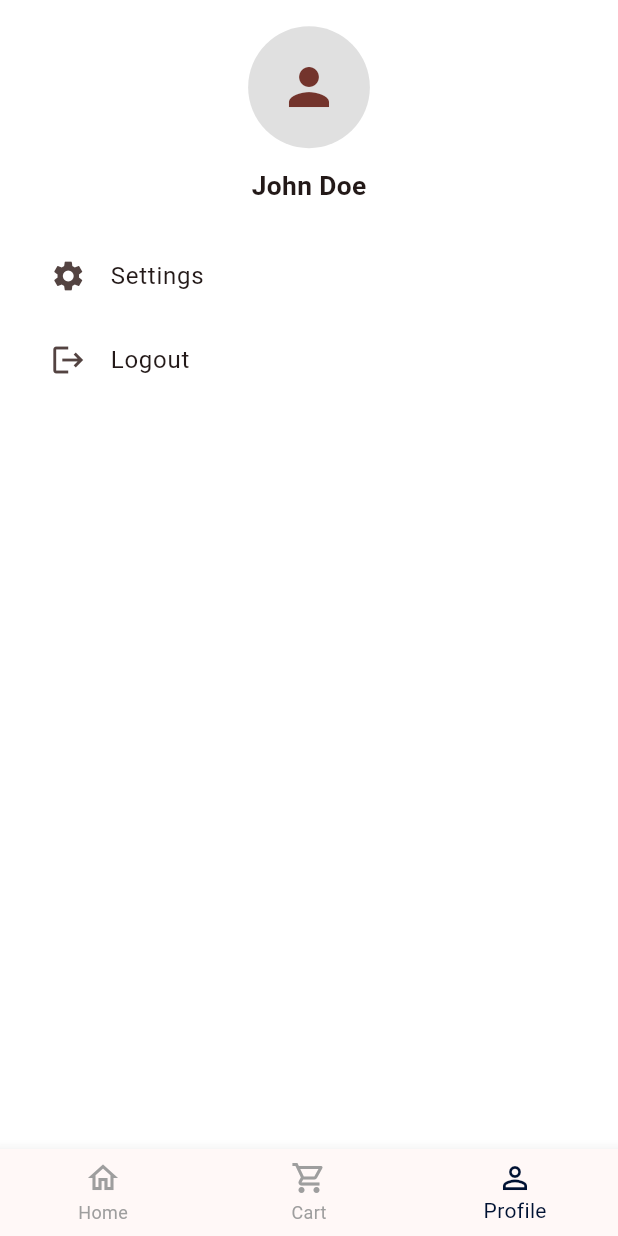
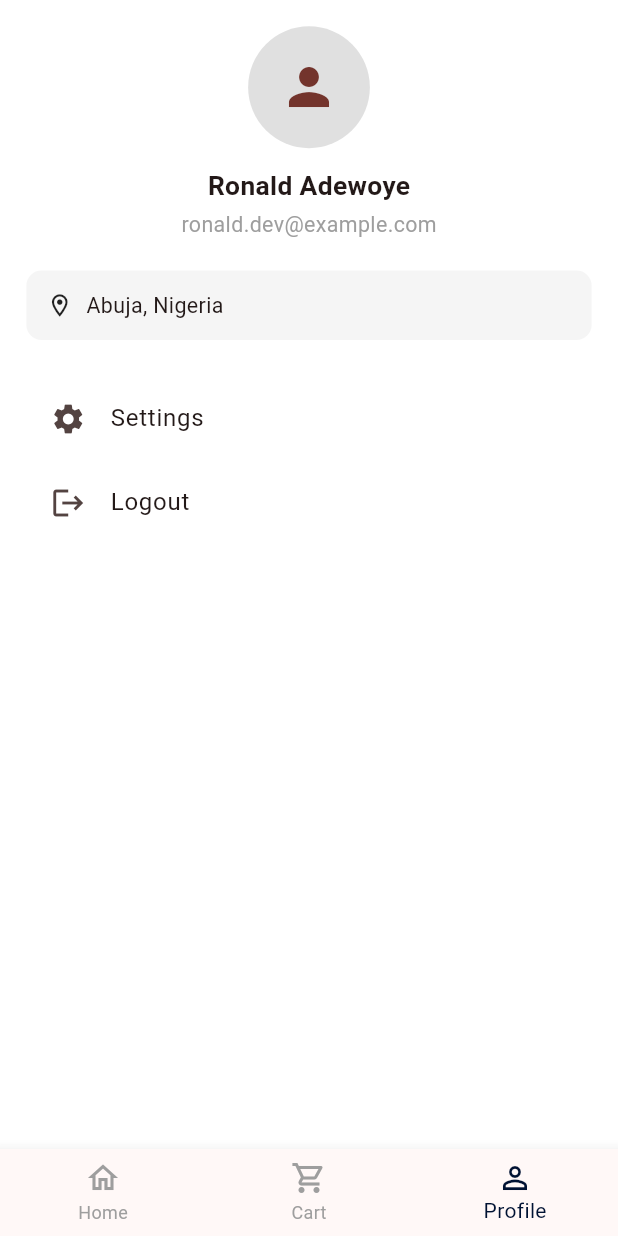
Before and after one commit to Alpha-Ronald/pet_project_demo, a Flutter app: the DashboardScreenUI screen opened directly, item 3 of the bottom bar chosen, on a phone screen of 412 x 824 dp. Run offline on Flutter 3.47's test engine with Material 3 defaults, Android fonts, the phone set to English and light mode, and no system bars; our stand-ins replace firebase_auth, firebase_core, flutter_screenutil; accounts and stored records are empty; generated files the repository leaves out were written again.

Commit message:
Refactor ProfileSection into a separate file and enhance the profile UI.

```diff
--- a/lib/features/dashboard/dashboard.dart
+++ b/lib/features/dashboard/dashboard.dart
@@ -1,5 +1,6 @@
 import 'package:flutter/material.dart';
 import 'package:flutter_screenutil/flutter_screenutil.dart';
+import 'package:untitled/features/dashboard/profile_screen.dart';
 
 import 'home.dart';
 
@@ -51,48 +52,7 @@ class _DashboardScreenUIState extends State<DashboardScreenUI> {
   }
 }
 
-class ProfileSection extends StatelessWidget {
-  const ProfileSection({super.key});
 
-  @override
-  Widget build(BuildContext context) {
-    return SafeArea(
-      child: Padding(
-        padding: EdgeInsets.all(16.w),
-        child: Column(
-          children: [
-            CircleAvatar(
-              radius: 40.r,
-              backgroundColor: Colors.grey.shade300,
-              child: const Icon(Icons.person, size: 40),
-            ),
-
-            SizedBox(height: 12.h),
-
-            Text(
-              "John Doe",
-              style: TextStyle(
-                fontSize: 16.sp,
-                fontWeight: FontWeight.w600,
-              ),
-            ),
-
-            SizedBox(height: 20.h),
-
-            ListTile(
-              leading: const Icon(Icons.settings),
-              title: const Text("Settings"),
-            ),
-            ListTile(
-              leading: const Icon(Icons.logout),
-              title: const Text("Logout"),
-            ),
-          ],
-        ),
-      ),
-    );
-  }
-}
 
 class CartSection extends StatelessWidget {
   const CartSection({super.key});
--- /dev/null
+++ b/lib/features/dashboard/profile_screen.dart
@@ -0,0 +1,96 @@
+import 'package:flutter/material.dart';
+import 'package:flutter_screenutil/flutter_screenutil.dart';
+
+class ProfileSection extends StatelessWidget {
+  const ProfileSection({super.key});
+
+  @override
+  Widget build(BuildContext context) {
+    final name = "Ronald Adewoye";
+    final email = "ronald.dev@example.com";
+    final address = "Abuja, Nigeria";
+
+    return SafeArea(
+      child: Padding(
+        padding: EdgeInsets.all(16.w),
+        child: Column(
+          crossAxisAlignment: CrossAxisAlignment.center,
+          children: [
+            CircleAvatar(
+              radius: 40.r,
+              backgroundColor: Colors.grey.shade300,
+              child: const Icon(Icons.person, size: 40),
+            ),
+
+            SizedBox(height: 12.h),
+
+            Text(
+              name,
+              style: TextStyle(
+                fontSize: 16.sp,
+                fontWeight: FontWeight.w600,
+              ),
+            ),
+
+            SizedBox(height: 4.h),
+
+            Text(
+              email,
+              style: TextStyle(
+                fontSize: 13.sp,
+                color: Colors.grey,
+              ),
+            ),
+
+            SizedBox(height: 20.h),
+
+            Container(
+              width: double.infinity,
+              padding: EdgeInsets.all(12.w),
+              decoration: BoxDecoration(
+                color: Colors.grey.shade100,
+                borderRadius: BorderRadius.circular(10.r),
+              ),
+              child: Row(
+                children: [
+                  const Icon(Icons.location_on_outlined, size: 18),
+                  SizedBox(width: 8.w),
+                  Expanded(
+                    child: Text(
+                      address,
+                      style: TextStyle(fontSize: 13.sp),
+                    ),
+                  ),
+                ],
+              ),
+            ),
+
+            SizedBox(height: 24.h),
+
+            ListTile(
+              leading: const Icon(Icons.settings),
+              title: const Text("Settings"),
+              onTap: () {
+                // Demo action
+                ScaffoldMessenger.of(context).showSnackBar(
+                  const SnackBar(content: Text("Settings clicked")),
+                );
+              },
+            ),
+
+            ListTile(
+              leading: const Icon(Icons.logout),
+              title: const Text("Logout"),
+              onTap: () {
+                // Demo action
+                ScaffoldMessenger.of(context).showSnackBar(
+                  const SnackBar(content: Text("Logout clicked")),
+                );
+              },
+            ),
+          ],
+        ),
+      ),
+    );
+  }
+}
```
